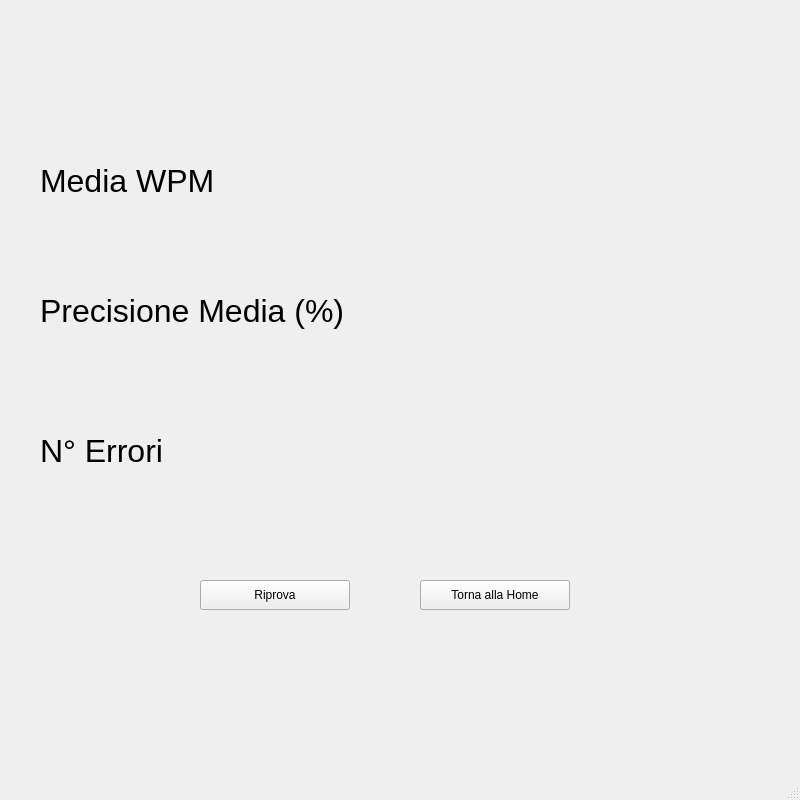
Before: the Qt Designer form View/mockups/VisualizzaStatisticheView.ui in lorenzozulli/TypingTrainer, drawn with Qt 5.
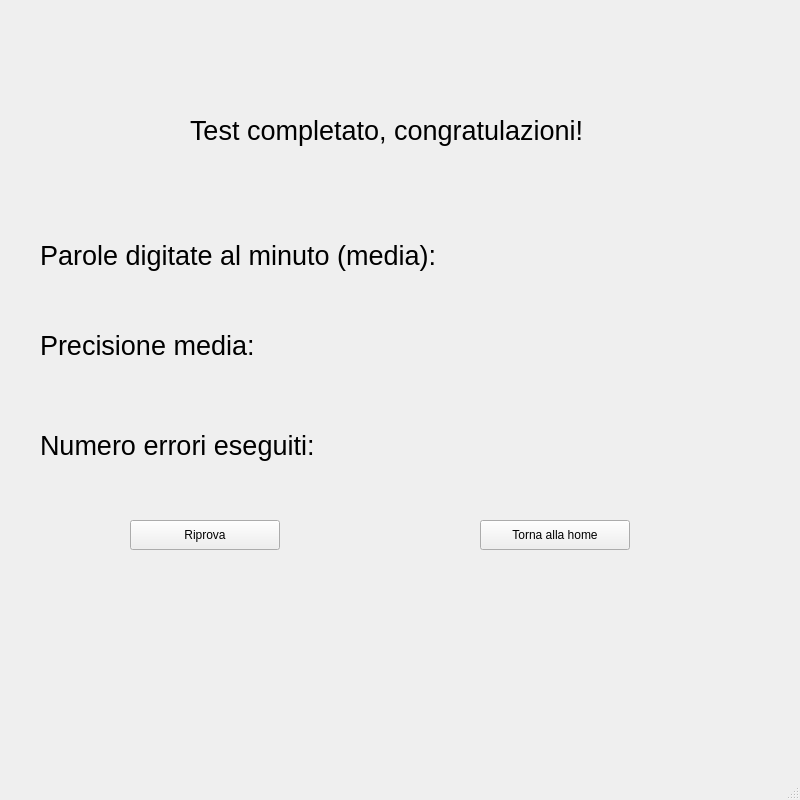
After: the same form once the commit is applied.

The edit to the form file:
```diff
--- a/View/mockups/VisualizzaStatisticheView.ui
+++ b/View/mockups/VisualizzaStatisticheView.ui
@@ -14,11 +14,83 @@
    <string>MainWindow</string>
   </property>
   <widget class="QWidget" name="centralwidget">
-   <widget class="QPushButton" name="modificaProfiloButton">
+   <widget class="QLabel" name="averageWordsPerMinuteLabel">
     <property name="geometry">
      <rect>
-      <x>200</x>
-      <y>580</y>
+      <x>40</x>
+      <y>220</y>
+      <width>600</width>
+      <height>70</height>
+     </rect>
+    </property>
+    <property name="font">
+     <font>
+      <pointsize>20</pointsize>
+     </font>
+    </property>
+    <property name="text">
+     <string>Parole digitate al minuto (media): </string>
+    </property>
+   </widget>
+   <widget class="QLabel" name="PrecisioneMediaLabel">
+    <property name="geometry">
+     <rect>
+      <x>40</x>
+      <y>310</y>
+      <width>600</width>
+      <height>70</height>
+     </rect>
+    </property>
+    <property name="font">
+     <font>
+      <pointsize>20</pointsize>
+     </font>
+    </property>
+    <property name="text">
+     <string>Precisione media: </string>
+    </property>
+   </widget>
+   <widget class="QLabel" name="NumeroErroriLabel">
+    <property name="geometry">
+     <rect>
+      <x>40</x>
+      <y>410</y>
+      <width>600</width>
+      <height>70</height>
+     </rect>
+    </property>
+    <property name="font">
+     <font>
+      <pointsize>20</pointsize>
+     </font>
+    </property>
+    <property name="text">
+     <string>Numero errori eseguiti:</string>
+    </property>
+   </widget>
+   <widget class="QLabel" name="Titolo">
+    <property name="geometry">
+     <rect>
+      <x>190</x>
+      <y>80</y>
+      <width>431</width>
+      <height>101</height>
+     </rect>
+    </property>
+    <property name="font">
+     <font>
+      <pointsize>20</pointsize>
+     </font>
+    </property>
+    <property name="text">
+     <string>Test completato, congratulazioni!</string>
+    </property>
+   </widget>
+   <widget class="QPushButton" name="RiprovaButton">
+    <property name="geometry">
+     <rect>
+      <x>130</x>
+      <y>520</y>
       <width>150</width>
       <height>30</height>
      </rect>
@@ -30,68 +102,14 @@
    <widget class="QPushButton" name="logOutButton">
     <property name="geometry">
      <rect>
-      <x>420</x>
-      <y>580</y>
+      <x>480</x>
+      <y>520</y>
       <width>150</width>
       <height>30</height>
      </rect>
     </property>
     <property name="text">
-     <string>Torna alla Home</string>
-    </property>
-   </widget>
-   <widget class="QLabel" name="label_2">
-    <property name="geometry">
-     <rect>
-      <x>40</x>
-      <y>280</y>
-      <width>350</width>
-      <height>62</height>
-     </rect>
-    </property>
-    <property name="font">
-     <font>
-      <pointsize>24</pointsize>
-     </font>
-    </property>
-    <property name="text">
-     <string>Precisione Media (%)</string>
-    </property>
-   </widget>
-   <widget class="QLabel" name="label_3">
-    <property name="geometry">
-     <rect>
-      <x>40</x>
-      <y>150</y>
-      <width>350</width>
-      <height>62</height>
-     </rect>
-    </property>
-    <property name="font">
-     <font>
-      <pointsize>24</pointsize>
-     </font>
-    </property>
-    <property name="text">
-     <string>Media WPM</string>
-    </property>
-   </widget>
-   <widget class="QLabel" name="label_4">
-    <property name="geometry">
-     <rect>
-      <x>40</x>
-      <y>420</y>
-      <width>350</width>
-      <height>62</height>
-     </rect>
-    </property>
-    <property name="font">
-     <font>
-      <pointsize>24</pointsize>
-     </font>
-    </property>
-    <property name="text">
-     <string>N° Errori</string>
+     <string>Torna alla home</string>
     </property>
    </widget>
   </widget>
```
Left out of the diff: 2 changed lines with no effect on the pictures.
